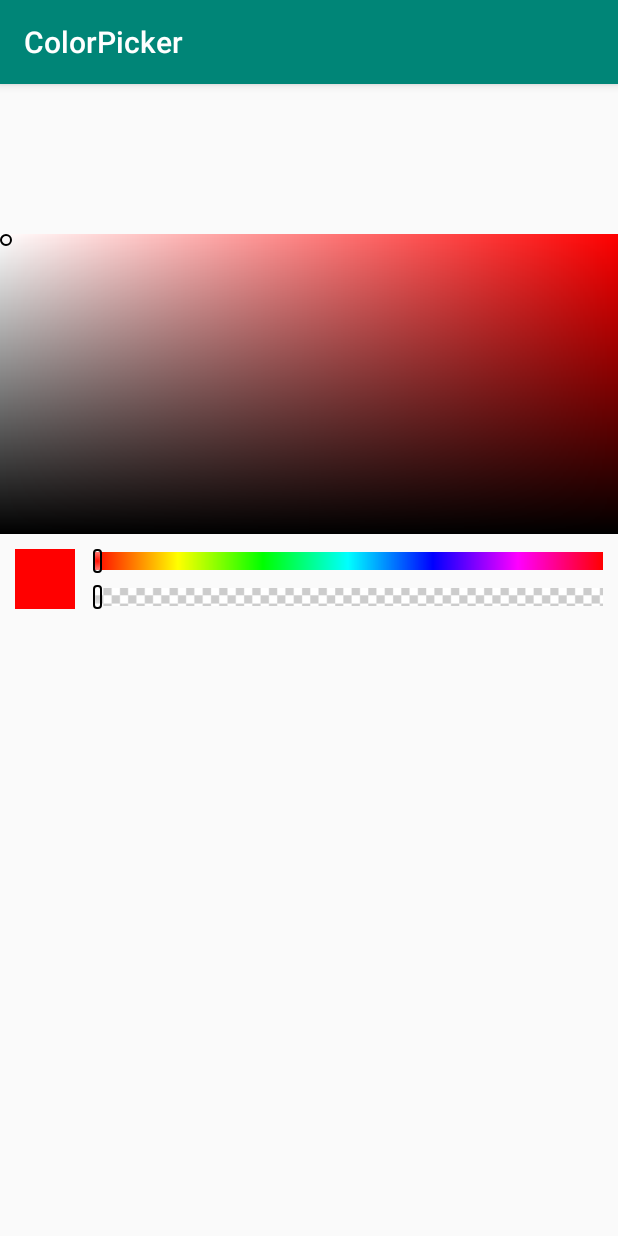
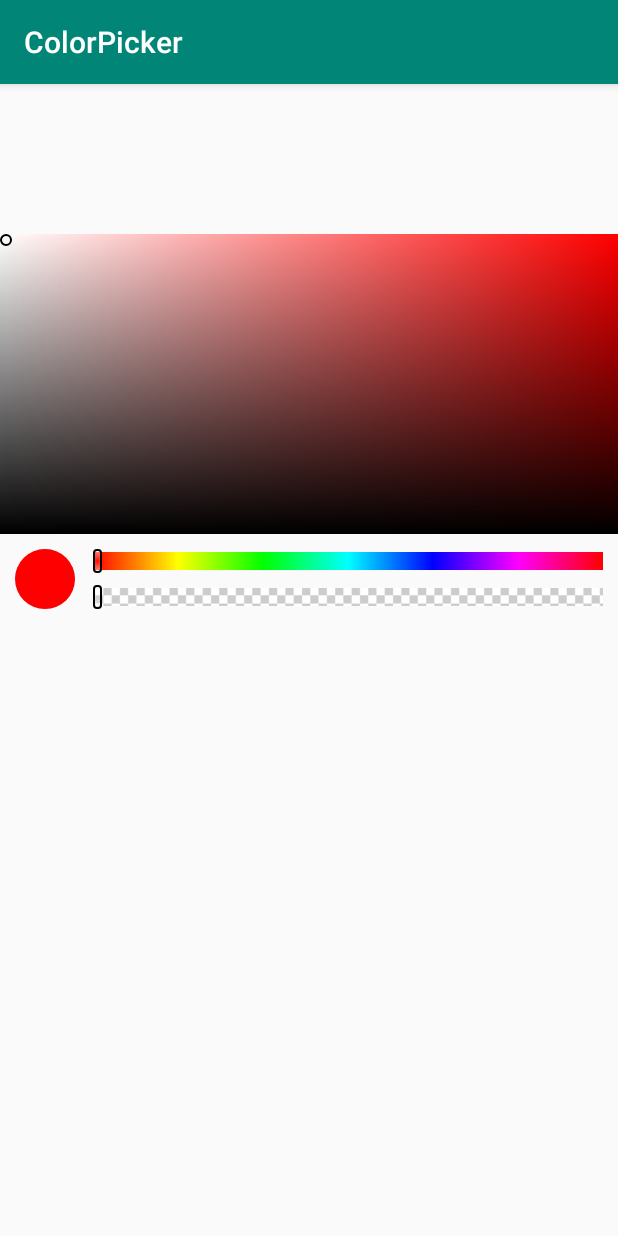
Before and after one commit to shixiuwen/colorpicker, an Android app: the screen it shows after launch (MainActivity), on a phone screen of 412 x 824 dp. Run offline under Robolectric (Android 15) with nearby library versions, the phone set to English and light mode, and no system bars.

Commit message:
完成圆形预览控件

```diff
--- a/colorpickerview/src/main/java/com/shixia/colorpickerview/ColorPickerView.java
+++ b/colorpickerview/src/main/java/com/shixia/colorpickerview/ColorPickerView.java
@@ -2,7 +2,6 @@ package com.shixia.colorpickerview;
 
 import android.content.Context;
 import android.graphics.Color;
-import android.graphics.drawable.Drawable;
 import android.graphics.drawable.GradientDrawable;
 import android.util.AttributeSet;
 import android.view.LayoutInflater;
@@ -23,7 +22,7 @@ public class ColorPickerView extends LinearLayout {
     private int index = 0;
     private float widthPercent;
     private float heightPercent;
-    private View vColorPreview;
+    private ColorPreviewView cpvColorPreview;
     private View vLocation;
     private View vBgColor;
     private final RelativeLayout.LayoutParams colorBarLayoutParams;
@@ -37,7 +36,7 @@ public class ColorPickerView extends LinearLayout {
         vBgColor = view.findViewById(R.id.fl_color);
         vLocation = view.findViewById(R.id.view_location);
         llColorProgress = findViewById(R.id.ll_color_progress);
-        vColorPreview = view.findViewById(R.id.view_color_preview);
+        cpvColorPreview = view.findViewById(R.id.cpv_color_preview);
         vColorBar = view.findViewById(R.id.view_color_bar);
         colorBarLayoutParams = (RelativeLayout.LayoutParams) vColorBar.getLayoutParams();
 
@@ -47,6 +46,7 @@ public class ColorPickerView extends LinearLayout {
 
         vTransPreview = view.findViewById(R.id.view_trans_preview);
 
+        /*调整颜色*/
         llColorProgress.setOnTouchListener(new OnTouchListener() {
             @Override
             public boolean onTouch(View v, MotionEvent event) {
@@ -77,6 +77,7 @@ public class ColorPickerView extends LinearLayout {
             }
         });
 
+        /*调整透明度*/
         rlTransBar.setOnTouchListener(new OnTouchListener() {
             @Override
             public boolean onTouch(View v, MotionEvent event) {
@@ -107,6 +108,7 @@ public class ColorPickerView extends LinearLayout {
             }
         });
 
+        /*调整颜色明暗*/
         vBgColor.setOnTouchListener(new OnTouchListener() {
             @Override
             public boolean onTouch(View v, MotionEvent event) {
@@ -182,7 +184,7 @@ public class ColorPickerView extends LinearLayout {
                 red = 255;
                 break;
         }
-        vBgColor.setBackgroundColor(Color.argb(transValue, red, green, blue));
+        vBgColor.setBackgroundColor(Color.rgb(red, green, blue));
         changeColor();
     }
 
@@ -223,7 +225,7 @@ public class ColorPickerView extends LinearLayout {
         tempRed = (int) (tempRed - tempRed * heightPercent);
         tempGreen = (int) (tempGreen - tempGreen * heightPercent);
         tempBlue = (int) (tempBlue - tempBlue * heightPercent);
-        vColorPreview.setBackgroundColor(Color.argb(transValue, tempRed, tempGreen, tempBlue));
+        cpvColorPreview.setColor(Color.argb(transValue, tempRed, tempGreen, tempBlue));
         int[] color = {Color.argb(0, 0, 0, 0), Color.rgb(tempRed, tempGreen, tempBlue)};
         GradientDrawable drawable = new GradientDrawable(GradientDrawable.Orientation.LEFT_RIGHT, color);
         vTransPreview.setBackground(drawable);
@@ -236,7 +238,7 @@ public class ColorPickerView extends LinearLayout {
      */
     private void changeTransparency(int progress) {
         transValue = (int) (progress / 100F * 255);
-        vColorPreview.setBackgroundColor(Color.argb(transValue, red, green, blue));
+        cpvColorPreview.setColor(Color.argb(transValue, red, green, blue));
     }
 
     @Override
--- /dev/null
+++ b/colorpickerview/src/main/java/com/shixia/colorpickerview/ColorPreviewView.java
@@ -0,0 +1,78 @@
+package com.shixia.colorpickerview;
+
+import android.content.Context;
+import android.graphics.Bitmap;
+import android.graphics.BitmapFactory;
+import android.graphics.Canvas;
+import android.graphics.Color;
+import android.graphics.Paint;
+import android.graphics.PorterDuff;
+import android.graphics.PorterDuffXfermode;
+import android.graphics.RectF;
+import android.util.AttributeSet;
+import android.view.View;
+
+public class ColorPreviewView extends View {
+
+    private final Bitmap bitmap;
+    private final PorterDuffXfermode porterDuffXfermode;
+    private Paint paint;
+    private Paint circlePaint;
+    private RectF rectF;
+    private int width;
+    private int height;
+    private Bitmap dstBitmap;
+
+    public ColorPreviewView(Context context, AttributeSet attrs) {
+        super(context, attrs);
+        setLayerType(LAYER_TYPE_SOFTWARE, null);
+        bitmap = BitmapFactory.decodeResource(getResources(), R.drawable.bg_trans_02);
+        paint = new Paint(Paint.ANTI_ALIAS_FLAG | Paint.DITHER_FLAG);
+
+        porterDuffXfermode = new PorterDuffXfermode(PorterDuff.Mode.DST_IN);
+        circlePaint = new Paint(Paint.ANTI_ALIAS_FLAG | Paint.DITHER_FLAG);
+        circlePaint.setColor(Color.argb(255, 255, 0, 0));
+        circlePaint.setStyle(Paint.Style.FILL);
+    }
+
+    private void drawBottom() {
+        dstBitmap = Bitmap.createBitmap(width, height, Bitmap.Config.ARGB_8888);
+        Canvas canvas = new Canvas(dstBitmap);
+        int layerAlpha = canvas.saveLayerAlpha(rectF, 255, Canvas.ALL_SAVE_FLAG);
+        canvas.drawBitmap(bitmap, 0, 0, paint);
+        Bitmap srcBitmap = Bitmap.createBitmap(width, height, Bitmap.Config.ARGB_4444);
+        Canvas canvasSrc = new Canvas(srcBitmap);
+        canvasSrc.drawCircle(width / 2F, height / 2F, width / 2F, circlePaint);
+        circlePaint.setXfermode(porterDuffXfermode);
+        canvas.drawBitmap(srcBitmap, 0, 0, circlePaint);
+        canvas.restoreToCount(layerAlpha);
+        circlePaint.setXfermode(null);
+    }
+
+    public void setColor(int color) {
+        circlePaint.setColor(color);
+        invalidate();
+    }
+
+    @Override
+    protected void onSizeChanged(int w, int h, int oldw, int oldh) {
+        super.onSizeChanged(w, h, oldw, oldh);
+        rectF = new RectF(0, 0, width, height);
+        drawBottom();
+    }
+
+    @Override
+    protected void onDraw(Canvas canvas) {
+        super.onDraw(canvas);
+        canvas.drawBitmap(dstBitmap, 0, 0, paint);
+        canvas.drawCircle(width / 2F, height / 2F, width / 2F, circlePaint);
+    }
+
+    @Override
+    protected void onMeasure(int widthMeasureSpec, int heightMeasureSpec) {
+        super.onMeasure(widthMeasureSpec, heightMeasureSpec);
+        width = MeasureSpec.getSize(widthMeasureSpec);
+        height = MeasureSpec.getSize(heightMeasureSpec);
+        setMeasuredDimension(width, height);
+    }
+}
--- a/colorpickerview/src/main/res/layout/view_color_picker.xml
+++ b/colorpickerview/src/main/res/layout/view_color_picker.xml
@@ -36,24 +36,10 @@
         android:orientation="horizontal"
         android:padding="10dp">
 
-        <FrameLayout
+        <com.shixia.colorpickerview.ColorPreviewView
+            android:id="@+id/cpv_color_preview"
             android:layout_width="40dp"
-            android:layout_height="40dp">
-
-            <ImageView
-                android:layout_width="40dp"
-                android:layout_height="40dp"
-                android:scaleType="centerCrop"
-                android:src="@drawable/bg_trans_02" />
-
-            <View
-                android:id="@+id/view_color_preview"
-                android:layout_width="40dp"
-                android:layout_height="40dp"
-                android:layout_gravity="center_horizontal"
-                android:background="#f00" />
-
-        </FrameLayout>
+            android:layout_height="40dp" />
 
         <LinearLayout
             android:layout_width="match_parent"
```
